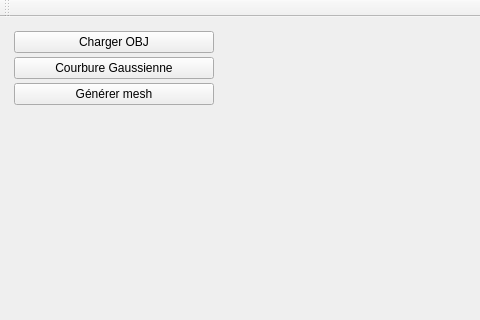
Qt form mainwindow.ui (L-Fenrisulfr/Courbures_discretes_continues) before a commit; both pictures show x 0 to 480 and y 0 to 320 of the 632 by 408 pixel window.
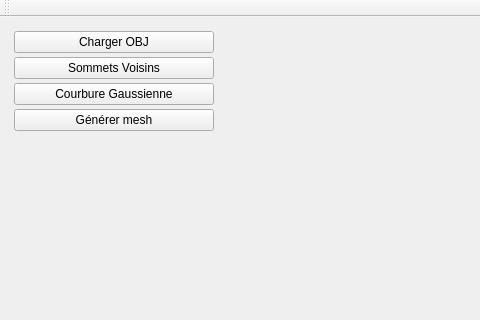
The same form after that commit. Custom widgets are drawn as their Qt base class.

Commit message: Ajout fonctionnalité voisinnage de sommet

Diff of the .ui file:
```diff
--- a/mainwindow.ui
+++ b/mainwindow.ui
@@ -58,6 +58,13 @@
          </property>
         </widget>
        </item>
+       <item>
+        <widget class="QPushButton" name="pushButton_VertexVoisins">
+         <property name="text">
+          <string>Sommets Voisins</string>
+         </property>
+        </widget>
+       </item>
        <item>
         <widget class="QPushButton" name="pushButton_K">
          <property name="text">
```
The commit also changes 2 other files.
